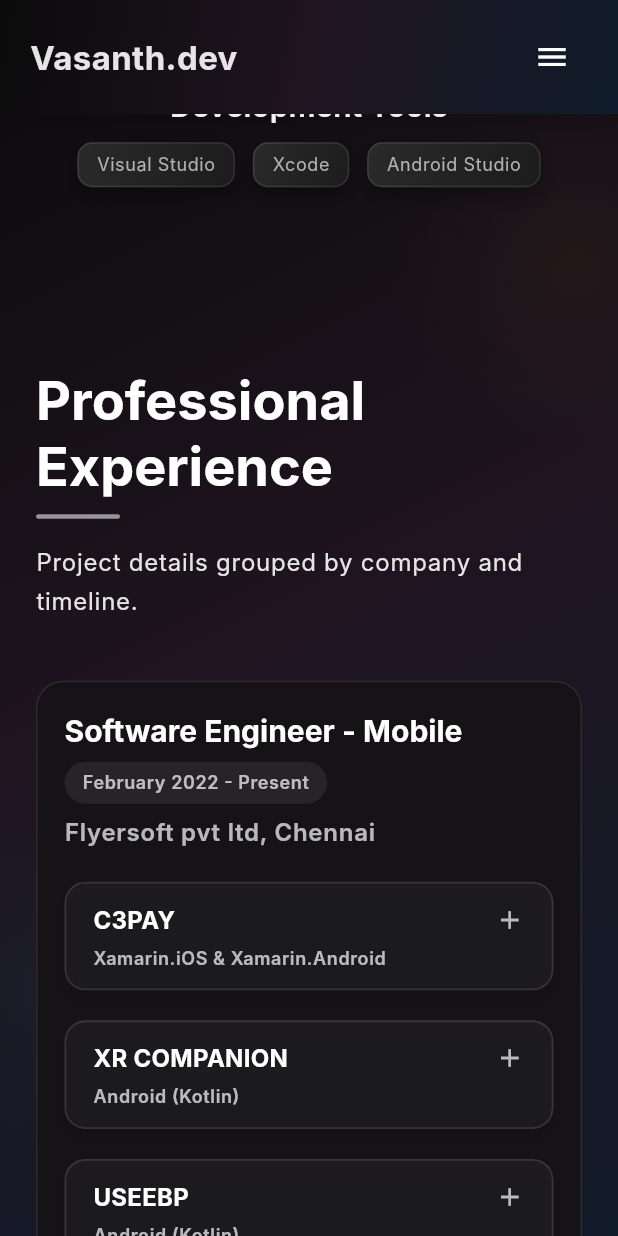
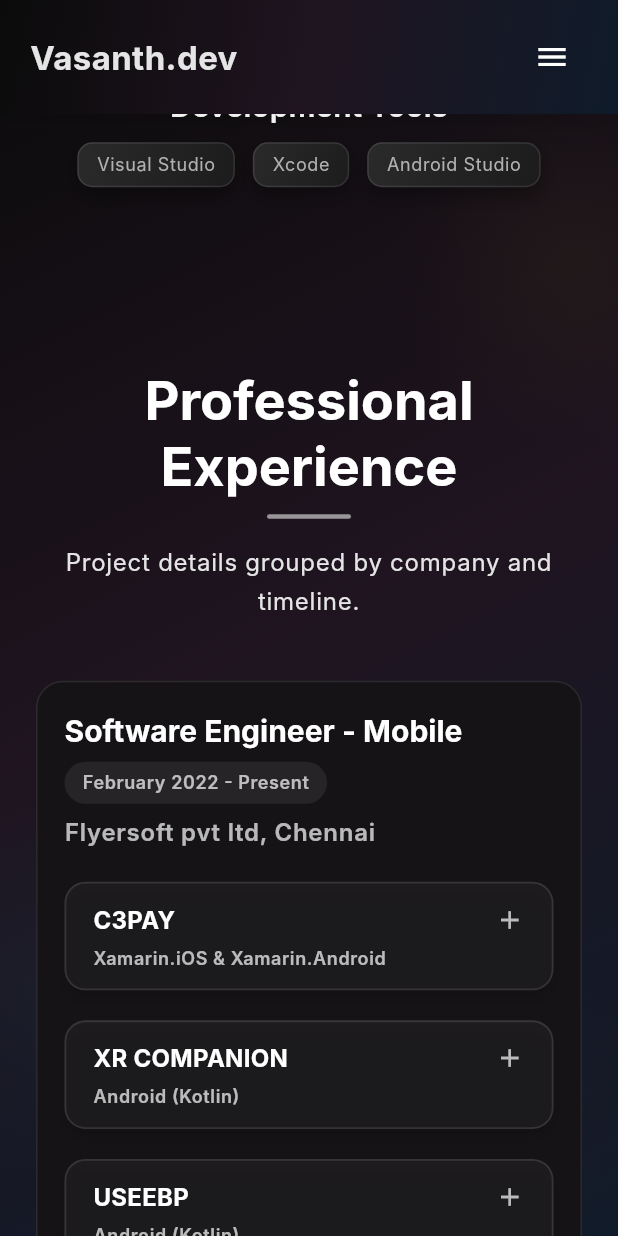
Before and after one commit to vasanthkumar17/vasanth_portfolio, a Flutter app: the screen it shows after launch, scrolled down 1728 dp, on a phone screen of 412 x 824 dp. Run offline on Flutter 3.47's test engine with Material 3 defaults, Android fonts, the phone set to English and light mode, and no system bars; drawn by our look-alikes of flutter_animate; our stand-ins replace web; Roboto replaces fonts that are missing (Inter).

Commit message:
Center professional experience intro

```diff
--- a/lib/sections/projects_section.dart
+++ b/lib/sections/projects_section.dart
@@ -53,19 +53,23 @@
           vertical: isMobile ? 60 : 80,
         ),
         child: Column(
-          crossAxisAlignment: CrossAxisAlignment.start,
+          crossAxisAlignment: CrossAxisAlignment.center,
           children: [
             Text(
               AppStrings.sectionProfessionalExperience,
               style: Theme.of(context).textTheme.displaySmall,
+              textAlign: TextAlign.center,
             ).animate().fadeIn(duration: 500.ms).slideY(begin: 0.2, end: 0.0),
             const SizedBox(height: 10),
-            Container(
+            Align(
+                  alignment: Alignment.center,
+                  child: Container(
                     width: 56,
                     height: 3,
                     decoration: BoxDecoration(
                       color: accentColor,
                       borderRadius: BorderRadius.circular(99),
+                    ),
                   ),
                 )
                 .animate()
@@ -78,6 +82,7 @@
                   Text(
                         AppStrings.sectionProfessionalExperienceIntro,
                         style: Theme.of(context).textTheme.bodyLarge,
+                        textAlign: TextAlign.center,
                       )
                       .animate()
                       .fadeIn(duration: 500.ms, delay: 120.ms)
@@ -97,9 +102,12 @@
               ],
             ),
             const SizedBox(height: 24),
-            ElevatedButton(
+            Align(
+              alignment: Alignment.center,
+              child: ElevatedButton(
                 onPressed: () => _launchURL(AppStrings.githubUrl),
                 child: const Text(AppStrings.buttonViewMoreGitHub),
+              ),
             ),
           ],
         ),
```
Lines whose indentation alone changed are shown as unchanged.
